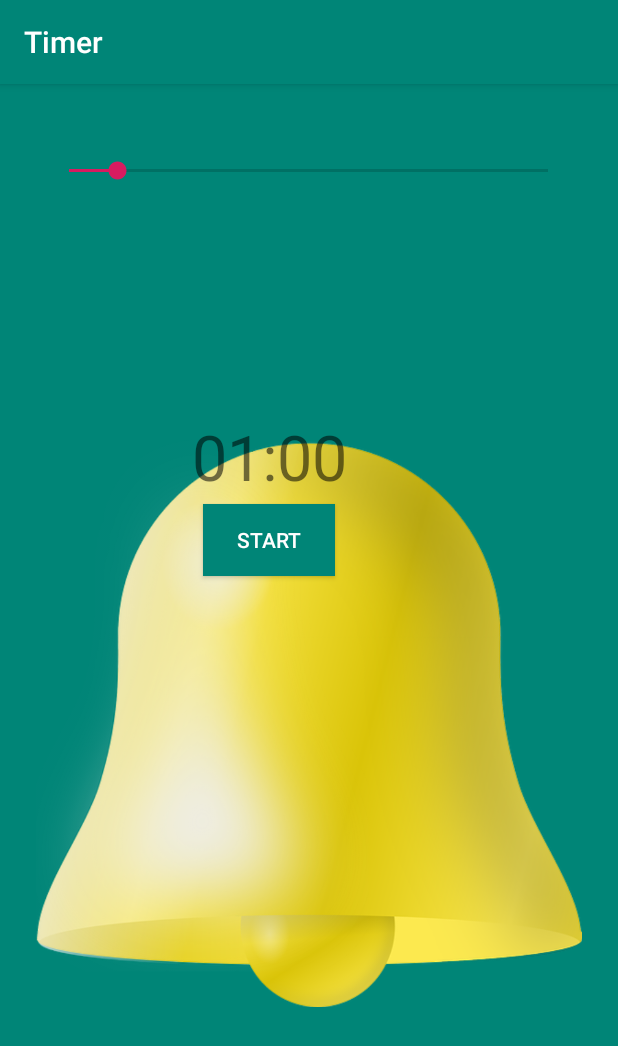
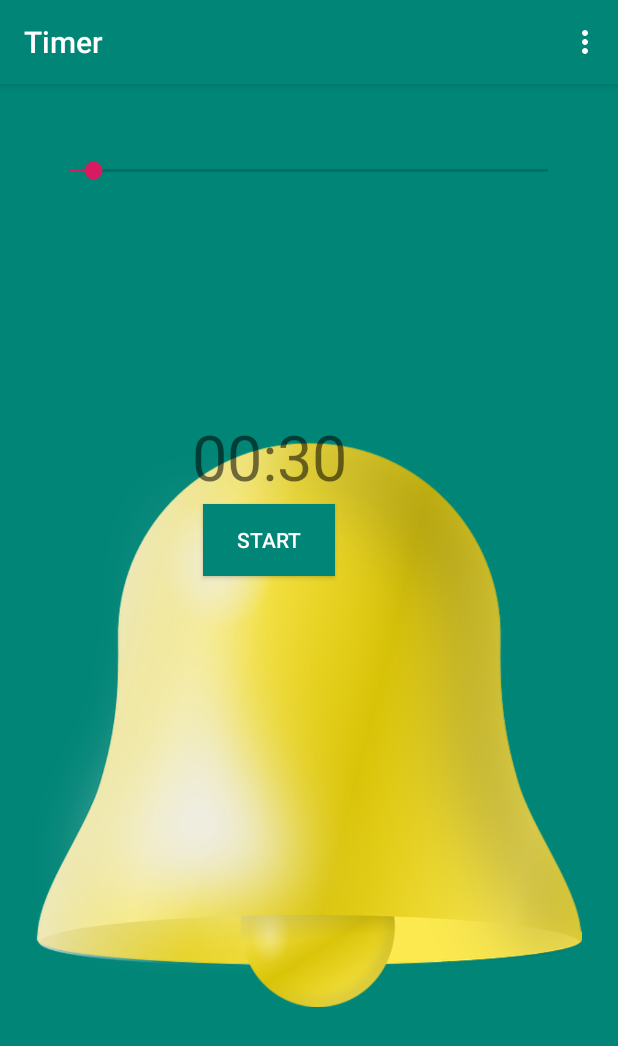
Before and after one commit to Sirbiladze-Irakli/Timer, an Android app: the screen it shows after launch (MainActivity), on a phone screen of 412 x 824 dp. Shown: the top 1046 px of the screen. Run offline under Robolectric (Android 15) with nearby library versions, the phone set to English and light mode, and no system bars.

Commit message:
make settings and save values on shared pferefences

```diff
--- a/app/build.gradle
+++ b/app/build.gradle
@@ -23,6 +23,7 @@ dependencies {
     implementation fileTree(dir: 'libs', include: ['*.jar'])
     implementation 'androidx.appcompat:appcompat:1.1.0'
     implementation 'androidx.constraintlayout:constraintlayout:1.1.3'
+    implementation 'com.android.support:preference-v7:29.0.0'
     testImplementation 'junit:junit:4.12'
     androidTestImplementation 'androidx.test.ext:junit:1.1.1'
     androidTestImplementation 'androidx.test.espresso:espresso-core:3.2.0'
--- a/app/src/main/java/myapp/ru/timer/MainActivity.java
+++ b/app/src/main/java/myapp/ru/timer/MainActivity.java
@@ -1,21 +1,33 @@
 package myapp.ru.timer;
 
+import androidx.annotation.NonNull;
 import androidx.appcompat.app.AppCompatActivity;
+import androidx.preference.Preference;
+import androidx.preference.PreferenceManager;
 
+import android.content.Intent;
+import android.content.SharedPreferences;
 import android.media.MediaPlayer;
 import android.os.Bundle;
 import android.os.CountDownTimer;
+import android.provider.MediaStore;
+import android.view.Menu;
+import android.view.MenuInflater;
+import android.view.MenuItem;
 import android.view.MotionEvent;
 import android.view.View;
 import android.widget.Button;
 import android.widget.SeekBar;
 import android.widget.TextView;
+import android.widget.Toast;
 
-public class MainActivity extends AppCompatActivity {
+public class MainActivity extends AppCompatActivity implements SharedPreferences.OnSharedPreferenceChangeListener {
     private TextView    timer;
     private SeekBar     seekBar;
     private Button      start;
     private CountDownTimer countDownTimer;
+    private int         defaultInterval;
+    SharedPreferences   sharedPreferences;
 
     @Override
     protected void onCreate(Bundle savedInstanceState) {
@@ -25,10 +37,10 @@ public class MainActivity extends AppCompatActivity {
         timer = findViewById(R.id.textView);
         seekBar = findViewById(R.id.seekBar);
         start = findViewById(R.id.start);
+        sharedPreferences = PreferenceManager.getDefaultSharedPreferences(this);
 
         seekBar.setMax(600);
-        seekBar.setProgress(60);
-        timer.setText("01:00");
+        setIntervalFromSharedPreferences(sharedPreferences);
         seekBar.setOnSeekBarChangeListener(new SeekBar.OnSeekBarChangeListener() {
 
             @Override
@@ -47,6 +59,8 @@ public class MainActivity extends AppCompatActivity {
 
             }
         });
+
+        sharedPreferences.registerOnSharedPreferenceChangeListener(this);
     }
 
     public void start(View view) {
@@ -61,8 +75,22 @@ public class MainActivity extends AppCompatActivity {
 
                 @Override
                 public void onFinish() {
-                    MediaPlayer mediaPlayer = MediaPlayer.create(getApplicationContext(), R.raw.bell_sound);
-                    mediaPlayer.start();
+                    SharedPreferences sharedPreferences = PreferenceManager.getDefaultSharedPreferences(getApplicationContext());
+
+                    if (sharedPreferences.getBoolean("enable_sound", true)) {
+
+                        String melody = sharedPreferences.getString("timer_melody", "bell");
+                        if (melody.equals("bell")) {
+                            MediaPlayer mediaPlayer = MediaPlayer.create(getApplicationContext(), R.raw.bell_sound);
+                            mediaPlayer.start();
+                        } else if (melody.equals("alarm")) {
+                            MediaPlayer mediaPlayer = MediaPlayer.create(getApplicationContext(), R.raw.alarm_siren_sound);
+                            mediaPlayer.start();
+                        } else if (melody.equals("bip")) {
+                            MediaPlayer mediaPlayer = MediaPlayer.create(getApplicationContext(), R.raw.bip_sound);
+                            mediaPlayer.start();
+                        }
+                    }
                     resetTimer();
                 }
             }.start();
@@ -93,9 +121,52 @@ public class MainActivity extends AppCompatActivity {
     }
 
     private void resetTimer() {
+        countDownTimer.cancel();
         start.setText("START");
-        timer.setText("01:00");
+        setIntervalFromSharedPreferences(sharedPreferences);
         seekBar.setEnabled(true);
-        seekBar.setProgress(60);
+
+    }
+
+    @Override
+    public boolean onCreateOptionsMenu(Menu menu) {
+        MenuInflater menuInflater = getMenuInflater();
+        menuInflater.inflate(R.menu.timermeru, menu);
+        return true;
+    }
+
+    @Override
+    public boolean onOptionsItemSelected(@NonNull MenuItem item) {
+        int id = item.getItemId();
+        if (id == R.id.action_settings) {
+            Intent openSettings = new Intent(this, SettingsActivity.class);
+            startActivity(openSettings);
+            return true;
+        } else if (id == R.id.action_about) {
+            Intent openAbout = new Intent(this, AboutActivity.class);
+            startActivity(openAbout);
+            return true;
+        }
+        return super.onOptionsItemSelected(item);
+    }
+
+    private void setIntervalFromSharedPreferences(SharedPreferences sharedPreferences) {
+
+            defaultInterval = Integer.valueOf(sharedPreferences.getString("timer_default_interval", "30"));
+            updateTimer(defaultInterval * 1000);
+            seekBar.setProgress(defaultInterval);
+    }
+
+    @Override
+    public void onSharedPreferenceChanged(SharedPreferences sharedPreferences, String key) {
+        if (key.equals("timer_default_interval")) {
+            setIntervalFromSharedPreferences(sharedPreferences);
+        }
+    }
+
+    @Override
+    protected void onDestroy() {
+        super.onDestroy();
+        sharedPreferences.unregisterOnSharedPreferenceChangeListener(this);
     }
 }
--- /dev/null
+++ b/app/src/main/res/drawable/ic_monetization_on_white_24dp.xml
@@ -0,0 +1,5 @@
+<vector android:height="24dp" android:tint="#FFFFFF"
+    android:viewportHeight="24.0" android:viewportWidth="24.0"
+    android:width="24dp" xmlns:android="http://schemas.android.com/apk/res/android">
+    <path android:fillColor="#FF000000" android:pathData="M12,2C6.48,2 2,6.48 2,12s4.48,10 10,10 10,-4.48 10,-10S17.52,2 12,2zM13.41,18.09L13.41,20h-2.67v-1.93c-1.71,-0.36 -3.16,-1.46 -3.27,-3.4h1.96c0.1,1.05 0.82,1.87 2.65,1.87 1.96,0 2.4,-0.98 2.4,-1.59 0,-0.83 -0.44,-1.61 -2.67,-2.14 -2.48,-0.6 -4.18,-1.62 -4.18,-3.67 0,-1.72 1.39,-2.84 3.11,-3.21L10.74,4h2.67v1.95c1.86,0.45 2.79,1.86 2.85,3.39L14.3,9.34c-0.05,-1.11 -0.64,-1.87 -2.22,-1.87 -1.5,0 -2.4,0.68 -2.4,1.64 0,0.84 0.65,1.39 2.67,1.91s4.18,1.39 4.18,3.91c-0.01,1.83 -1.38,2.83 -3.12,3.16z"/>
+</vector>
--- /dev/null
+++ b/app/src/main/res/drawable/ic_priority_high_white_24dp.xml
@@ -0,0 +1,6 @@
+<vector android:height="24dp" android:tint="#FFFFFF"
+    android:viewportHeight="24.0" android:viewportWidth="24.0"
+    android:width="24dp" xmlns:android="http://schemas.android.com/apk/res/android">
+    <path android:fillColor="#FF000000" android:pathData="M12,19m-2,0a2,2 0,1 1,4 0a2,2 0,1 1,-4 0"/>
+    <path android:fillColor="#FF000000" android:pathData="M10,3h4v12h-4z"/>
+</vector>
--- /dev/null
+++ b/app/src/main/res/drawable/ic_settings_white_24dp.xml
@@ -0,0 +1,5 @@
+<vector android:height="24dp" android:tint="#FFFFFF"
+    android:viewportHeight="24" android:viewportWidth="24"
+    android:width="24dp" xmlns:android="http://schemas.android.com/apk/res/android">
+    <path android:fillColor="#FF000000" android:pathData="M19.1,12.9a2.8,2.8 0,0 0,0.1 -0.9,2.8 2.8,0 0,0 -0.1,-0.9l2.1,-1.6a0.7,0.7 0,0 0,0.1 -0.6L19.4,5.5a0.7,0.7 0,0 0,-0.6 -0.2l-2.4,1a6.5,6.5 0,0 0,-1.6 -0.9l-0.4,-2.6a0.5,0.5 0,0 0,-0.5 -0.4H10.1a0.5,0.5 0,0 0,-0.5 0.4L9.3,5.4a5.6,5.6 0,0 0,-1.7 0.9l-2.4,-1a0.4,0.4 0,0 0,-0.5 0.2l-2,3.4c-0.1,0.2 0,0.4 0.2,0.6l2,1.6a2.8,2.8 0,0 0,-0.1 0.9,2.8 2.8,0 0,0 0.1,0.9L2.8,14.5a0.7,0.7 0,0 0,-0.1 0.6l1.9,3.4a0.7,0.7 0,0 0,0.6 0.2l2.4,-1a6.5,6.5 0,0 0,1.6 0.9l0.4,2.6a0.5,0.5 0,0 0,0.5 0.4h3.8a0.5,0.5 0,0 0,0.5 -0.4l0.3,-2.6a5.6,5.6 0,0 0,1.7 -0.9l2.4,1a0.4,0.4 0,0 0,0.5 -0.2l2,-3.4c0.1,-0.2 0,-0.4 -0.2,-0.6ZM12,15.6A3.6,3.6 0,1 1,15.6 12,3.6 3.6,0 0,1 12,15.6Z"/>
+</vector>
--- /dev/null
+++ b/app/src/main/res/menu/timermeru.xml
@@ -0,0 +1,20 @@
+<?xml version="1.0" encoding="utf-8"?>
+<menu xmlns:android="http://schemas.android.com/apk/res/android"
+    xmlns:app="http://schemas.android.com/apk/res-auto">
+
+    <item
+        android:id="@+id/action_settings"
+        android:title="Settings"
+        android:orderInCategory="100"
+        app:showAsAction="never"
+        android:icon="@drawable/ic_settings_white_24dp" />
+
+    <item
+        android:id="@+id/action_about"
+        android:title="About"
+        android:orderInCategory="110"
+        app:showAsAction="never"
+        android:icon="@drawable/ic_priority_high_white_24dp" />
+
+
+</menu>
--- a/app/src/main/res/values/styles.xml
+++ b/app/src/main/res/values/styles.xml
@@ -6,6 +6,7 @@
         <item name="colorPrimary">@color/colorPrimary</item>
         <item name="colorPrimaryDark">@color/colorPrimaryDark</item>
         <item name="colorAccent">@color/colorAccent</item>
+        <item name="preferenceTheme">@style/PreferenceThemeOverlay</item>
     </style>
 
 </resources>
```
Also changed, not shown: app/src/main/AndroidManifest.xml (+18 -1 lines), app/src/main/java/myapp/ru/timer/AboutActivity.java (added, +34 -0 lines), app/src/main/java/myapp/ru/timer/SettingsActivity.java (added, +34 -0 lines), app/src/main/java/myapp/ru/timer/SettingsFragment.java (added, +87 -0 lines), app/src/main/res/layout/activity_about.xml (added, +9 -0 lines), app/src/main/res/layout/activity_settings.xml (added, +9 -0 lines), app/src/main/res/values/arrays.xml (added, +16 -0 lines), app/src/main/res/xml/timerpreferences.xml (added, +24 -0 lines).
